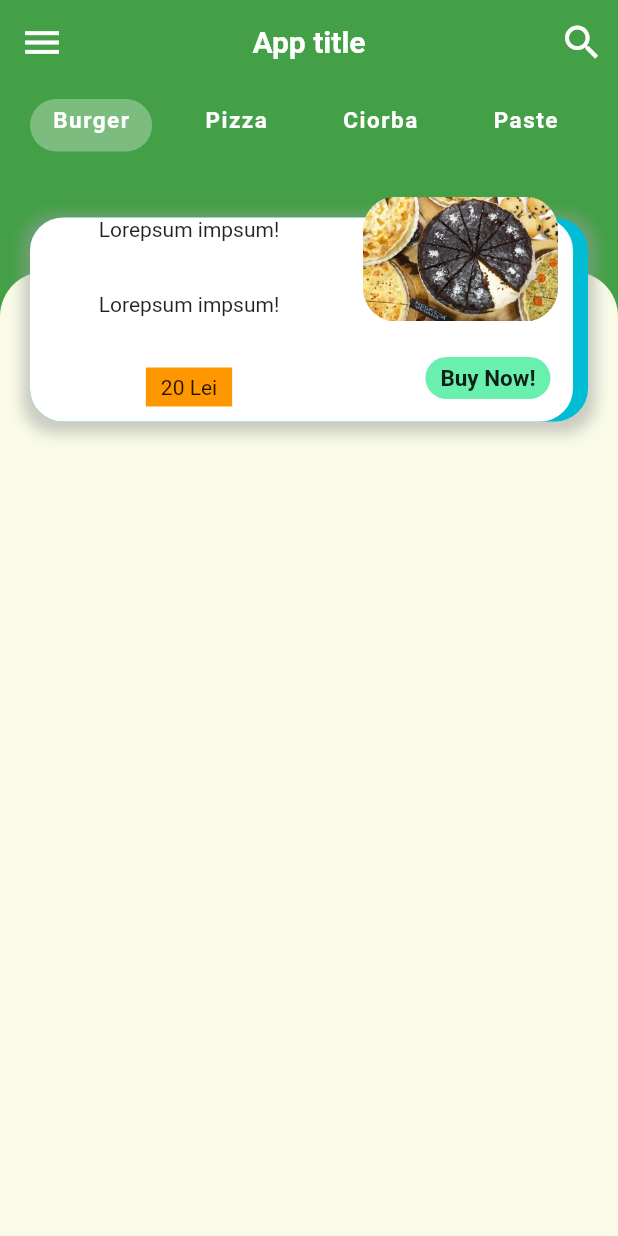
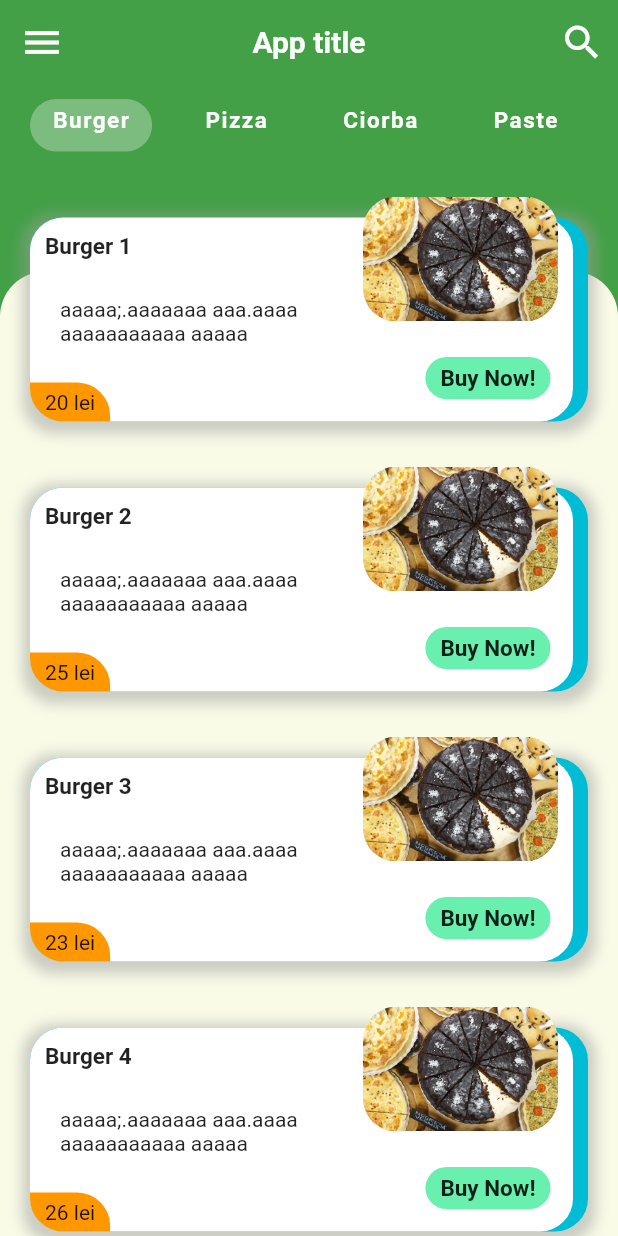
Before and after one commit to Bursul/restaurant-app, a Flutter app: the screen it shows after launch, on a phone screen of 412 x 824 dp. Run offline on Flutter 3.47's test engine with Material 2 defaults, Android fonts, the phone set to English and light mode, and no system bars.

Commit message:
finalized product page, hardcoded values

```diff
--- a/lib/components/product_card.dart
+++ b/lib/components/product_card.dart
@@ -1,10 +1,14 @@
 import 'package:flutter/material.dart';
 import 'package:odette/constants.dart';
+import 'package:odette/models/product.dart';
 
 class ProductCard extends StatelessWidget {
   const ProductCard({
     Key key,
+    @required this.product,
   }) : super(key: key);
+
+  final Product product;
 
   @override
   Widget build(BuildContext context) {
@@ -19,22 +23,30 @@ class ProductCard extends StatelessWidget {
       child: Stack(
         alignment: Alignment.bottomCenter,
         children: <Widget>[
-          Container(
-            height: 136,
-            decoration: BoxDecoration(
-              borderRadius: BorderRadius.circular(22),
-              color: Colors.cyan,
-              boxShadow: [pBoxShadow],
+          ProductBackgound(),
+          ProductImage(product: product),
+          BuyProductButton(),
+          ProductInformation(
+              size: size,
+              product: product,
             ),
-            child: Container(
-              margin: EdgeInsets.only(right: 10),
-              decoration: BoxDecoration(
-                borderRadius: BorderRadius.circular(22),
-                color: Colors.white,
+        ],
       ),
-            ),
-          ),
-          Positioned(
+    );
+  }
+}
+
+class ProductImage extends StatelessWidget {
+  const ProductImage({
+    Key key,
+    @required this.product,
+  }) : super(key: key);
+
+  final Product product;
+
+  @override
+  Widget build(BuildContext context) {
+    return Positioned(
       top: 0,
       right: 10,
       child: Container(
@@ -42,11 +54,21 @@ class ProductCard extends StatelessWidget {
         width: 140,
         child: ClipRRect(
           borderRadius: BorderRadius.circular(22.0),
-                child: Image.asset('assets/negresa_vegana.jpg'),
+          child: Image.asset(product.imageUrl),
         ),
       ),
-          ),
-          Positioned(
+    );
+  }
+}
+
+class BuyProductButton extends StatelessWidget {
+  const BuyProductButton({
+    Key key,
+  }) : super(key: key);
+
+  @override
+  Widget build(BuildContext context) {
+    return Positioned(
       right: 25,
       bottom: 15,
       child: Container(
@@ -62,38 +84,84 @@ class ProductCard extends StatelessWidget {
               fontWeight: FontWeight.bold,
             ),
           )),
-          ),
-          Positioned(
+    );
+  }
+}
+
+class ProductInformation extends StatelessWidget {
+  const ProductInformation({
+    Key key,
+    @required this.size,
+    @required this.product,
+  }) : super(key: key);
+
+  final Size size;
+  final Product product;
+
+  @override
+  Widget build(BuildContext context) {
+    return Positioned(
       left: 0,
       bottom: 0,
       child: SizedBox(
         height: 136,
         width: size.width - 200,
         child: Column(
+          crossAxisAlignment: CrossAxisAlignment.start,
           children: <Widget>[
-                  Padding(
-                    padding: EdgeInsets.symmetric(horizontal: 20),
-                    child: Text('Lorepsum impsum!'),
+            Container(
+              margin: EdgeInsets.only(left:10),
+              child: Padding(
+                padding: EdgeInsets.only(top: 10),
+                child: Text(
+                  product.name,
+                  style: TextStyle(fontWeight: FontWeight.bold, fontSize: 15.0),
+                ),
+              ),
             ),
             Spacer(),
             Padding(
               padding: EdgeInsets.symmetric(horizontal: 20),
-                    child: Text('Lorepsum impsum!'),
+              child: Text(
+                  product.description),
             ),
             Spacer(),
             Container(
-                    margin: EdgeInsets.only(bottom: 10),
               padding: EdgeInsets.symmetric(horizontal: 10, vertical: 5),
               decoration: BoxDecoration(
                 color: Colors.orange,
+                borderRadius: BorderRadius.only(bottomLeft: Radius.circular(22.0),
+                topRight: Radius.circular(22.0) )
               ),
-                    child: Text('20 Lei'),
+              child: Text(product.price),
             )
           ],
         ),
       ),
-          )
-        ],
+    );
+  }
+}
+
+class ProductBackgound extends StatelessWidget {
+  const ProductBackgound({
+    Key key,
+  }) : super(key: key);
+
+  @override
+  Widget build(BuildContext context) {
+    return Container(
+      height: 136,
+      decoration: BoxDecoration(
+        borderRadius: BorderRadius.circular(22),
+        color: Colors.cyan,
+        boxShadow: [pBoxShadow],
+      ),
+      child: Container(
+        margin: EdgeInsets.only(right: 10),
+        decoration: BoxDecoration(
+          borderRadius: BorderRadius.circular(22),
+          color: Colors.white,
+        ),
       ),
     );
   }
--- a/lib/constants.dart
+++ b/lib/constants.dart
@@ -6,3 +6,31 @@ var pBoxShadow = BoxShadow(
   blurRadius: 7,
   offset: Offset(0, 3),
 );
+
+AppBar buildAppBar() {
+  return AppBar(
+    leading: IconButton(
+      icon: Icon(Icons.menu),
+      iconSize: 30.0,
+      color: Colors.white,
+      onPressed: () {},
+    ),
+    title: Text(
+      'App title',
+      style: TextStyle(
+        fontSize: 20.0,
+        fontWeight: FontWeight.bold,
+      ),
+    ),
+    centerTitle: true,
+    elevation: 0.0,
+    actions: <Widget>[
+      IconButton(
+        icon: Icon(Icons.search),
+        iconSize: 30.0,
+        color: Colors.white,
+        onPressed: () {},
+      ),
+    ],
+  );
+}
--- /dev/null
+++ b/lib/models/product.dart
@@ -0,0 +1,45 @@
+class Product {
+  int id;
+  String name;
+  String description;
+  String imageUrl;
+  String price;
+  double categoryId;
+
+  Product({this.id, this.name, this.price, this.description, this.imageUrl, this.categoryId});
+}
+
+List<Product> products = [
+  Product (
+    id: 1,
+    name: "Burger 1",
+    price: "20 lei",
+    description: "aaaaa;.aaaaaaa aaa.aaaa aaaaaaaaaaa aaaaa",
+    imageUrl: "assets/negresa_vegana.jpg",
+    categoryId: 1
+  ),
+   Product (
+    id: 2,
+    name: "Burger 2",
+    price: "25 lei",
+    description: "aaaaa;.aaaaaaa aaa.aaaa aaaaaaaaaaa aaaaa",
+    imageUrl: "assets/negresa_vegana.jpg",
+    categoryId: 1
+  ),
+   Product (
+    id: 3,
+    name: "Burger 3",
+    price: "23 lei",
+    description: "aaaaa;.aaaaaaa aaa.aaaa aaaaaaaaaaa aaaaa",
+    imageUrl: "assets/negresa_vegana.jpg",
+    categoryId: 1
+  ),
+   Product (
+    id: 4,
+    name: "Burger 4",
+    price: "26 lei",
+    description: "aaaaa;.aaaaaaa aaa.aaaa aaaaaaaaaaa aaaaa",
+    imageUrl: "assets/negresa_vegana.jpg",
+    categoryId: 1
+  ),
+];
--- a/lib/screens/home_screen.dart
+++ b/lib/screens/home_screen.dart
@@ -1,5 +1,7 @@
 import 'package:flutter/material.dart';
 import 'package:odette/components/product_card.dart';
+import 'package:odette/constants.dart';
+import 'package:odette/models/product.dart';
 import 'package:odette/widgets/food_category_selector.dart';
 
 class HomeScreen extends StatefulWidget {
@@ -12,31 +14,7 @@ class _HomeScreenState extends State<HomeScreen> {
   Widget build(BuildContext context) {
     return Scaffold(
       backgroundColor: Theme.of(context).primaryColor,
-      appBar: AppBar(
-        leading: IconButton(
-          icon: Icon(Icons.menu),
-          iconSize: 30.0,
-          color: Colors.white,
-          onPressed: () {},
-        ),
-        title: Text(
-          'App title',
-          style: TextStyle(
-            fontSize: 20.0,
-            fontWeight: FontWeight.bold,
-          ),
-        ),
-        centerTitle: true,
-        elevation: 0.0,
-        actions: <Widget>[
-          IconButton(
-            icon: Icon(Icons.search),
-            iconSize: 30.0,
-            color: Colors.white,
-            onPressed: () {},
-          ),
-        ],
-      ),
+      appBar: buildAppBar(),
       body: Column(
         children: <Widget>[
           FoodCategorySelector(),
@@ -50,8 +28,12 @@ class _HomeScreenState extends State<HomeScreen> {
                     borderRadius: BorderRadius.only(
                       topLeft: Radius.circular(30.0),
                       topRight: Radius.circular(30.0),
-                        ))),
-                ProductCard()
+                    ),
+                  ),
+                ),
+                ListView.builder(
+                  itemCount: products.length,
+                  itemBuilder: (context,index) => ProductCard(product:products[index]))
               ],
             ),
           )
@@ -59,4 +41,6 @@ class _HomeScreenState extends State<HomeScreen> {
       ),
     );
   }
+
+
 }
--- a/lib/widgets/food_category_selector.dart
+++ b/lib/widgets/food_category_selector.dart
@@ -36,12 +36,14 @@ class _FoodCategorySelectorState extends State<FoodCategorySelector> {
                 margin: EdgeInsets.only(left: 20, top: 10),
                 padding: EdgeInsets.symmetric(horizontal: 15, vertical: 5),
                 decoration: BoxDecoration(
-                    color: index == selectedIndex ? Colors.white.withOpacity(0.3) : Colors.transparent,
+                    color: index == selectedIndex
+                        ? Colors.white.withOpacity(0.3)
+                        : Colors.transparent,
                     borderRadius: BorderRadius.circular(20)),
                 child: Text(
                   categories[index],
                   style: TextStyle(
-                      color:  Colors.white,
+                      color: Colors.white,
                       fontSize: 15.0,
                       fontWeight: FontWeight.bold,
                       letterSpacing: 1),
```
Lines whose indentation alone changed are shown as unchanged.
